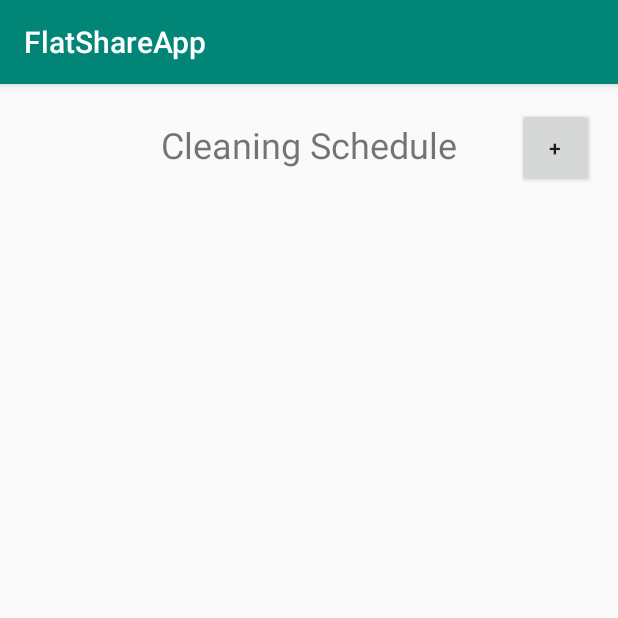
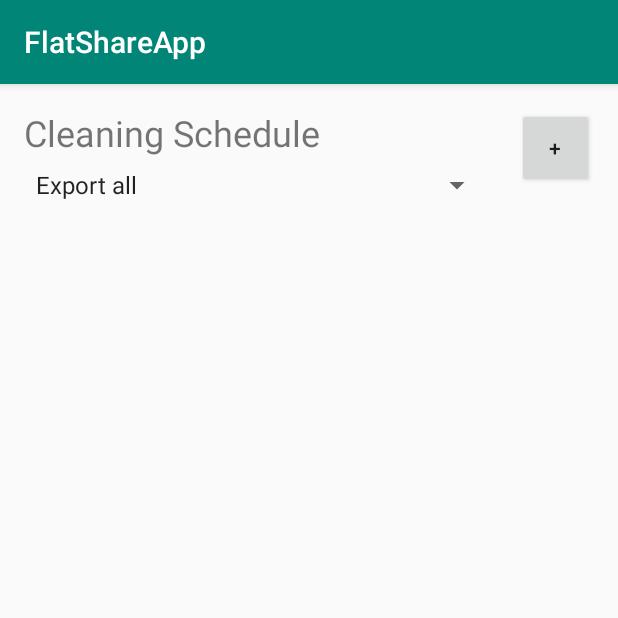
Before and after one commit to sw20-tug/MA-Afternoon-1, an Android app: the CleaningScheduleActivity screen opened directly, with no data from a screen before it, on a phone screen of 412 x 824 dp, the top half of it. Run offline under Robolectric (Android 15) with nearby library versions, the phone set to English and light mode, and no system bars; our stand-ins replace Room's generated code.

Commit message:
FLAT_008 started on calendar export [KC, MR]

```diff
--- a/app/src/main/java/com/tugraz/flatshareapp/CleaningScheduleActivity.java
+++ b/app/src/main/java/com/tugraz/flatshareapp/CleaningScheduleActivity.java
@@ -5,8 +5,11 @@ import android.graphics.Color;
 import android.os.Bundle;
 import android.view.LayoutInflater;
 import android.view.View;
+import android.widget.AdapterView;
+import android.widget.ArrayAdapter;
 import android.widget.Button;
 import android.widget.LinearLayout;
+import android.widget.Spinner;
 import android.widget.TextView;
 
 import androidx.annotation.Nullable;
@@ -19,6 +22,7 @@ import com.tugraz.flatshareapp.database.Models.Cleaning;
 import com.tugraz.flatshareapp.database.Models.Roommate;
 import com.tugraz.flatshareapp.database.RoommateRepository;
 
+import java.util.ArrayList;
 import java.util.Calendar;
 import java.util.Date;
 import java.util.GregorianCalendar;
@@ -35,6 +39,7 @@ public class CleaningScheduleActivity extends AppCompatActivity {
     Context context;
 
     LinearLayout cleaning_list;
+    Spinner spinner_export;
 
 
     public void loadCleaningScheduleList()
@@ -115,6 +120,7 @@ public class CleaningScheduleActivity extends AppCompatActivity {
         context = this;
 
         cleaning_list = findViewById(R.id.cleaning_list);
+        spinner_export = findViewById(R.id.spinner_cleaning_export);
 
         fragmentManager = getSupportFragmentManager();
 
@@ -132,6 +138,27 @@ public class CleaningScheduleActivity extends AppCompatActivity {
             }
         });
 
+        ArrayList values = new ArrayList();
+        values.add(getResources().getString(R.string.cleaning_export_all));
+        values.add(getResources().getString(R.string.cleaning_export_user));
+        ArrayAdapter<String > adapter = new ArrayAdapter<>(this, android.R.layout.simple_spinner_item, values);
+        adapter.setDropDownViewResource(android.R.layout.simple_dropdown_item_1line);
+
+        spinner_export.setAdapter(adapter);
+
+        spinner_export.setOnItemSelectedListener(new AdapterView.OnItemSelectedListener() {
+            @Override
+            public void onItemSelected(android.widget.AdapterView<?> parent, View view, int position, long id) {
+
+            }
+
+            @Override
+            public void onNothingSelected(android.widget.AdapterView<?> parent) {
+
+            }
+        });
+
+
         fragmentManager.addOnBackStackChangedListener(new FragmentManager.OnBackStackChangedListener() {
             @Override
             public void onBackStackChanged() {
--- a/app/src/main/java/com/tugraz/flatshareapp/database/AppDatabase.java
+++ b/app/src/main/java/com/tugraz/flatshareapp/database/AppDatabase.java
@@ -55,9 +55,9 @@ public abstract class AppDatabase extends RoomDatabase {
 
         @Override
         protected Void doInBackground(Void... voids) {
-            flatDao.insert(new Flat("name1", "streetName1", "streetNumber1", "city1", "country1", true));
-            flatDao.insert(new Flat("name2", "streetName2", "streetNumber2", "city2", "country2",false));
-            flatDao.insert(new Flat("name3", "streetName3", "streetNumber3", "city3", "country3", false));
+//            flatDao.insert(new Flat("name1", "streetName1", "streetNumber1", "city1", "country1", true));
+//            flatDao.insert(new Flat("name2", "streetName2", "streetNumber2", "city2", "country2",false));
+//            flatDao.insert(new Flat("name3", "streetName3", "streetNumber3", "city3", "country3", false));
             return null;
         }
     }
--- a/app/src/main/res/layout/activity_cleaning_schedule.xml
+++ b/app/src/main/res/layout/activity_cleaning_schedule.xml
@@ -31,10 +31,11 @@
                 android:id="@+id/text_cleaning_schedule_roommate"
                 android:layout_width="wrap_content"
                 android:layout_height="wrap_content"
-                android:layout_marginTop="24dp"
+                android:layout_marginStart="16dp"
+                android:layout_marginLeft="16dp"
+                android:layout_marginTop="16dp"
                 android:text="@string/cleaning_title"
                 android:textSize="24sp"
-                app:layout_constraintEnd_toEndOf="parent"
                 app:layout_constraintStart_toStartOf="parent"
                 app:layout_constraintTop_toTopOf="parent" />
 
@@ -50,6 +51,7 @@
                 app:layout_constraintTop_toTopOf="parent" />
 
             <ScrollView
+                android:id="@+id/scrollView3"
                 android:layout_width="409dp"
                 android:layout_height="660dp"
                 android:layout_marginTop="16dp"
@@ -65,6 +67,20 @@
                 </LinearLayout>
             </ScrollView>
 
+            <Spinner
+                android:id="@+id/spinner_cleaning_export"
+                android:layout_width="0dp"
+                android:layout_height="wrap_content"
+                android:layout_marginStart="16dp"
+                android:layout_marginLeft="16dp"
+                android:layout_marginEnd="16dp"
+                android:layout_marginRight="16dp"
+                android:spinnerMode="dropdown"
+                app:layout_constraintBottom_toTopOf="@+id/scrollView3"
+                app:layout_constraintEnd_toStartOf="@+id/btn_cleaning_schedule_add"
+                app:layout_constraintStart_toStartOf="parent"
+                app:layout_constraintTop_toBottomOf="@+id/text_cleaning_schedule_roommate" />
+
         </androidx.constraintlayout.widget.ConstraintLayout>
 
     </LinearLayout>
--- a/app/src/main/res/values/strings.xml
+++ b/app/src/main/res/values/strings.xml
@@ -79,6 +79,8 @@
     <string name="cleaning_done">Done</string>
     <string name="cleaning_roommate_placeholder">Roommate</string>
     <string name="cleaning_description_placeholder">Description</string>
+    <string name="cleaning_export_all">Export all</string>
+    <string name="cleaning_export_user">Export mine</string>
 
     <!--  Fragment Cleaning Edit  -->
     <string name="cleaning_edit_title">Cleaning Job</string>
```
Also changed, not shown: app/src/main/java/com/tugraz/flatshareapp/CreateFlatFormActivity.java (+20 -45 lines), app/src/main/java/com/tugraz/flatshareapp/utility/Persistence.java (+12 -0 lines).
